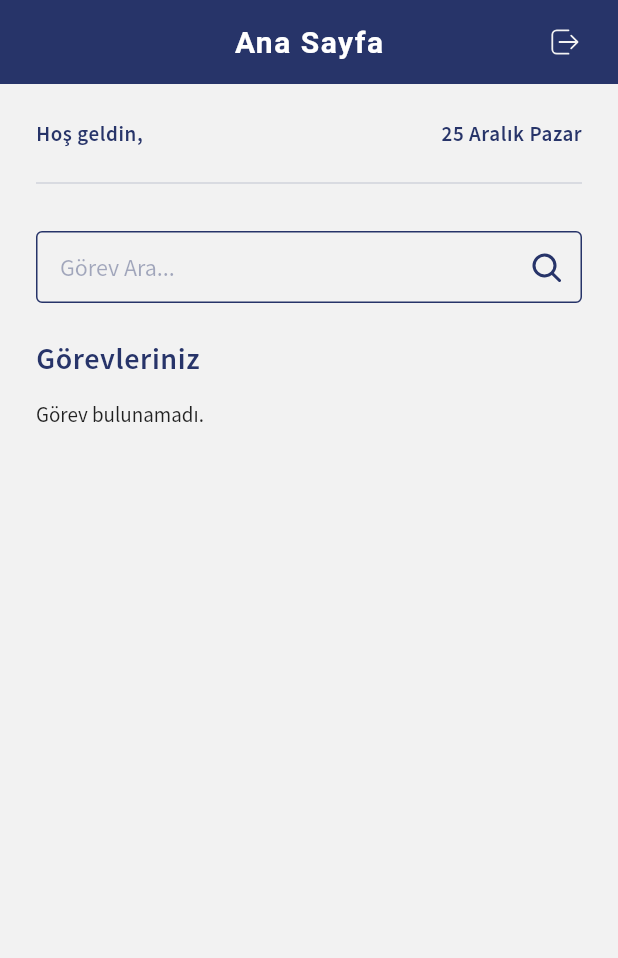
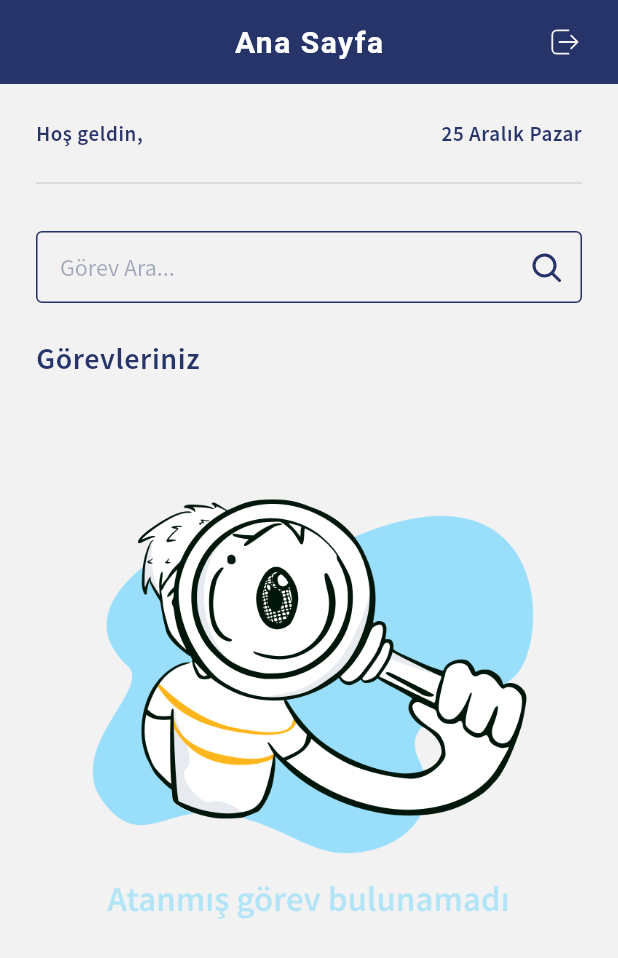
Before and after one commit to furkancvk/OnDuty, a Flutter app: the HomeScreen screen opened by its route, on a phone screen of 412 x 824 dp. Shown: the top 958 px of the screen. Run offline on Flutter 3.47's test engine with Material 2 defaults, Android fonts, the phone set to English and light mode, and no system bars; our stand-ins replace cloud_firestore, firebase_auth, firebase_core, fluentui_system_icons, flutter_secure_storage, fluttertoast and 2 more; missing offline and left inert: autocomplete_textfield; accounts and stored records are empty.

```diff
--- a/lib/views/home.dart
+++ b/lib/views/home.dart
@@ -150,7 +150,7 @@ class _HomeScreenState extends State<HomeScreen> {
                       child: const Center(child: CircularProgressIndicator()),
                     );
                   } else if (snapshot.data?.size == 0) {
-                    return const Text("Görev bulunamadı.");
+                    return Image.asset("assets/images/not_found.png");
                   } else {
                     List tasks = snapshot.data!.docs.map((doc) {
                       TaskModel taskData = doc.data() as TaskModel;
@@ -164,7 +164,7 @@ class _HomeScreenState extends State<HomeScreen> {
                             .contains(_searchQuery.toLowerCase()))
                         .toList();
 
-                    if (tasks.isEmpty) return const Text("Görev bulunamadı.");
+                    if (tasks.isEmpty) return  Image.asset("assets/images/list_empty.png");
 
                     return Column(
                       children: tasks.map((task) {
```
Also changed, not shown: assets/images/list_empty.png (added), assets/images/not_found.png (added).
